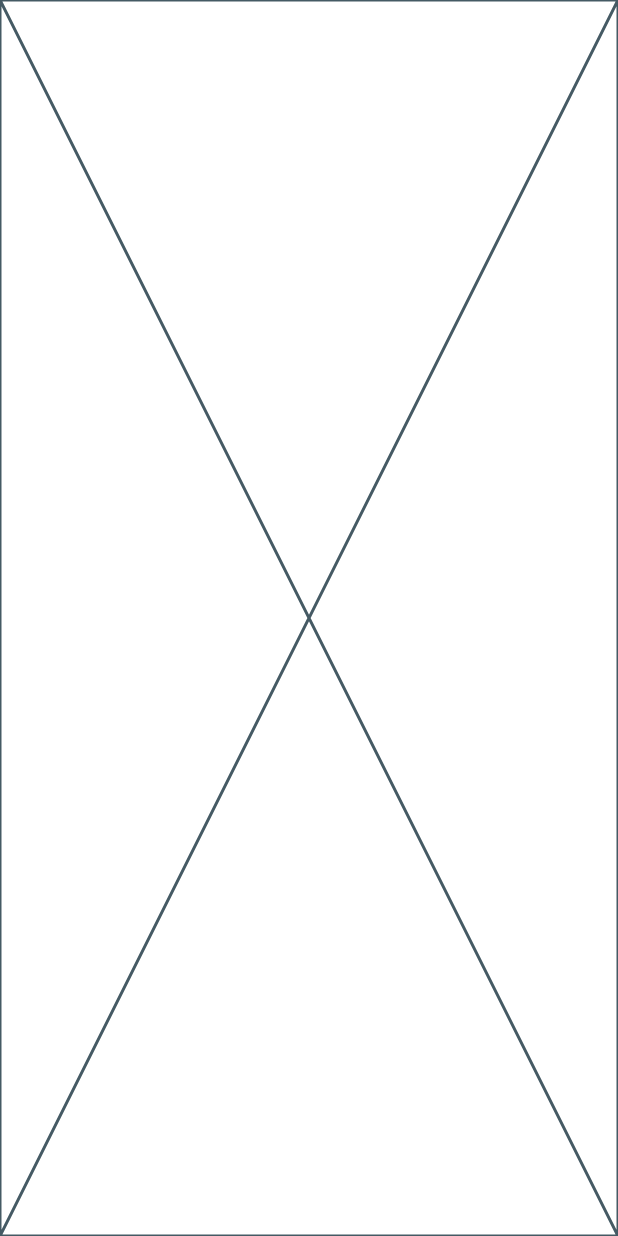
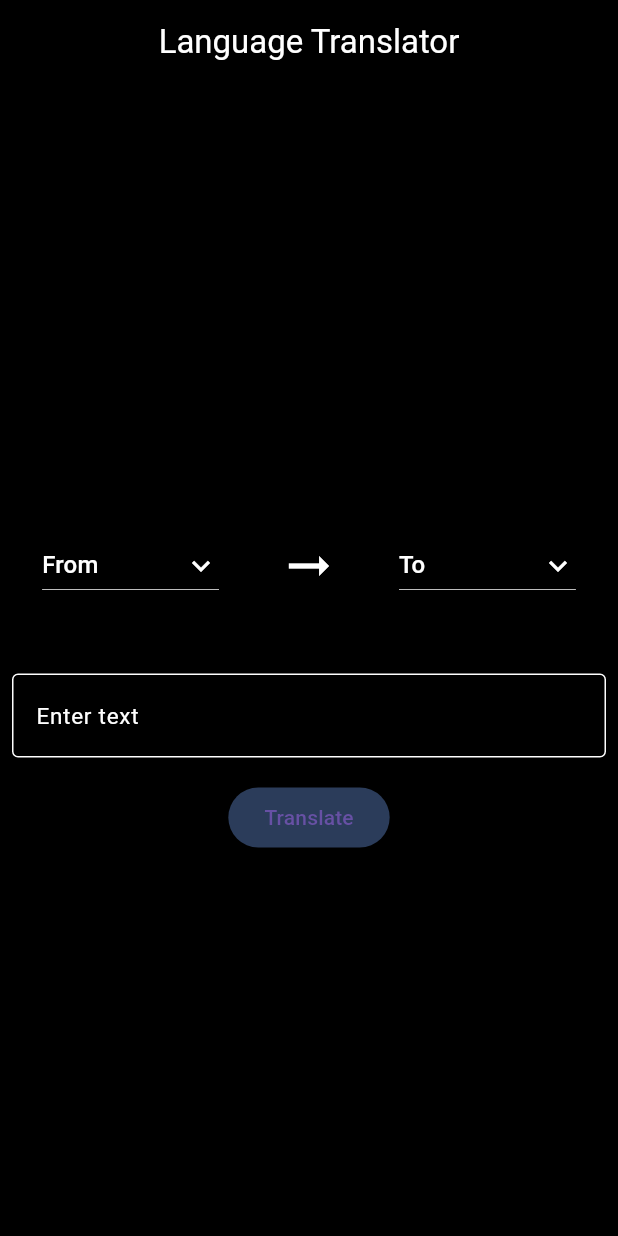
Before and after one commit to Lokosang-wani/flutter-language-translator, a Flutter app: the screen it shows after launch, on a phone screen of 412 x 824 dp. Run offline on Flutter 3.47's test engine with Material 3 defaults, Android fonts, the phone set to English and light mode, and no system bars.

Commit message:
add ui and styling

```diff
--- /dev/null
+++ b/lib/language_translation.dart
@@ -0,0 +1,129 @@
+import 'package:flutter/material.dart';
+
+class LanguageTranslation extends StatefulWidget {
+  const LanguageTranslation({super.key});
+
+  @override
+  State<LanguageTranslation> createState() => _LanguageTranslationState();
+}
+
+class _LanguageTranslationState extends State<LanguageTranslation> {
+  var languages = ['English', 'Arabic', 'Amharic', 'Kinyarwanda'];
+  var originLanguage = "From";
+  var destinationLanguage = "To";
+  var output = "";
+  TextEditingController languageContoller = TextEditingController();
+
+  @override
+  Widget build(BuildContext context) {
+    return Scaffold(
+      backgroundColor: const Color(0xff000000),
+      appBar: AppBar(
+        title: const Text(
+          'Language Translator',
+          style: TextStyle(color: Colors.white),
+        ),
+        centerTitle: true,
+        backgroundColor: const Color(0xff000000),
+        elevation: 0,
+      ),
+      body: Center(
+        child: SingleChildScrollView(
+          child: Column(
+            children: [
+              const SizedBox(height: 50),
+              Row(
+                mainAxisAlignment: MainAxisAlignment.center,
+                children: [
+                  DropdownButton<String>(
+                    focusColor: Colors.white,
+                    iconDisabledColor: Colors.white,
+                    iconEnabledColor: Colors.white,
+                    hint: Text(
+                      originLanguage,
+                      style: const TextStyle(color: Colors.white),
+                    ),
+                    dropdownColor: Colors.white,
+                    icon: const Icon(Icons.keyboard_arrow_down),
+                    items: languages.map((String dropDownStringItem) {
+                      return DropdownMenuItem(
+                        value: dropDownStringItem,
+                        child: Text(dropDownStringItem),
+                      );
+                    }).toList(),
+                    onChanged: (String? value) {
+                      setState(() {
+                        originLanguage = value!;
+                      });
+                    },
+                  ),
+                  SizedBox(width: 40),
+                  Icon(
+                    Icons.arrow_right_alt_outlined,
+                    color: Colors.white,
+                    size: 40,
+                  ),
+                  SizedBox(width: 40),
+
+                  DropdownButton<String>(
+                    focusColor: Colors.white,
+                    iconDisabledColor: Colors.white,
+                    iconEnabledColor: Colors.white,
+                    hint: Text(
+                      destinationLanguage,
+                      style: const TextStyle(color: Colors.white),
+                    ),
+                    dropdownColor: Colors.white,
+                    icon: const Icon(Icons.keyboard_arrow_down),
+                    items: languages.map((String dropDownStringItem) {
+                      return DropdownMenuItem(
+                        value: dropDownStringItem,
+                        child: Text(dropDownStringItem),
+                      );
+                    }).toList(),
+                    onChanged: (String? value) {
+                      setState(() {
+                        destinationLanguage = value!;
+                      });
+                    },
+                  ),
+                ],
+              ),
+              SizedBox(height: 40),
+              Padding(
+                padding: EdgeInsets.all(8),
+                child: TextFormField(
+                  cursorColor: Colors.white,
+                  autofocus: false,
+                  style: TextStyle(color: Colors.white),
+                  decoration: InputDecoration(
+                    labelText: 'Enter text',
+                    labelStyle: TextStyle(fontSize: 15, color: Colors.white),
+                    border: OutlineInputBorder(
+                      borderSide: BorderSide(color: Colors.white, width: 1),
+                    ),
+                    enabledBorder: OutlineInputBorder(
+                      borderSide: BorderSide(color: Colors.white, width: 1),
+                    ),
+                    errorStyle: TextStyle(color: Colors.red, fontSize: 15),
+                  ),
+                  controller: languageContoller,
+                  validator: (value) {
+                    if (value == null || value.isEmpty) {
+                      return 'Please enter text to translate';
+                    }
+                    return null;
+                  },
+                ),
+              ),
+              Padding(padding: EdgeInsets.all(8),
+              child: ElevatedButton(
+                style: ElevatedButton.styleFrom(primary: Color(0xff2b3c5a)),
+                onPressed: (){}, child: Text('Translate')),)
+            ],
+          ),
+        ),
+      ),
+    );
+  }
+}
--- a/lib/main.dart
+++ b/lib/main.dart
@@ -1,4 +1,5 @@
 import 'package:flutter/material.dart';
+import 'package:language_translator/language_translation.dart';
 
 void main() {
   runApp(const MyApp());
@@ -13,24 +14,26 @@ class MyApp extends StatelessWidget {
     return MaterialApp(
       debugShowCheckedModeBanner: false,
       title: 'Language Translator',
-      theme: ThemeData(
-        colorScheme: ColorScheme.fromSeed(seedColor: Colors.deepPurple),
-      ),
-      home: Homepage(),
+      home: LanguageTranslation(),
     );
   }
 }
 
-class Homepage extends StatefulWidget {
-  const Homepage({super.key});
+// class Homepage extends StatefulWidget {
+//   const Homepage({super.key});
 
-  @override
-  State<Homepage> createState() => _HomepageState();
-}
+//   @override
+//   State<Homepage> createState() => _HomepageState();
+// }
 
-class _HomepageState extends State<Homepage> {
-  @override
-  Widget build(BuildContext context) {
-    return const Placeholder();
-  }
-}
+// class _HomepageState extends State<Homepage> {
+//   @override
+//   Widget build(BuildContext context) {
+//     return Scaffold(
+//       appBar: AppBar(
+//         title: Text("Language Translator"),
+//         backgroundColor: Colors.blue,
+//       ),
+//     );
+//   }
+// }
--- a/pubspec.yaml
+++ b/pubspec.yaml
@@ -34,6 +34,7 @@ dependencies:
   # The following adds the Cupertino Icons font to your application.
   # Use with the CupertinoIcons class for iOS style icons.
   cupertino_icons: ^1.0.8
+  translator: ^1.0.4+1
 
 dev_dependencies:
   flutter_test:
```
Also changed, not shown: pubspec.lock.
